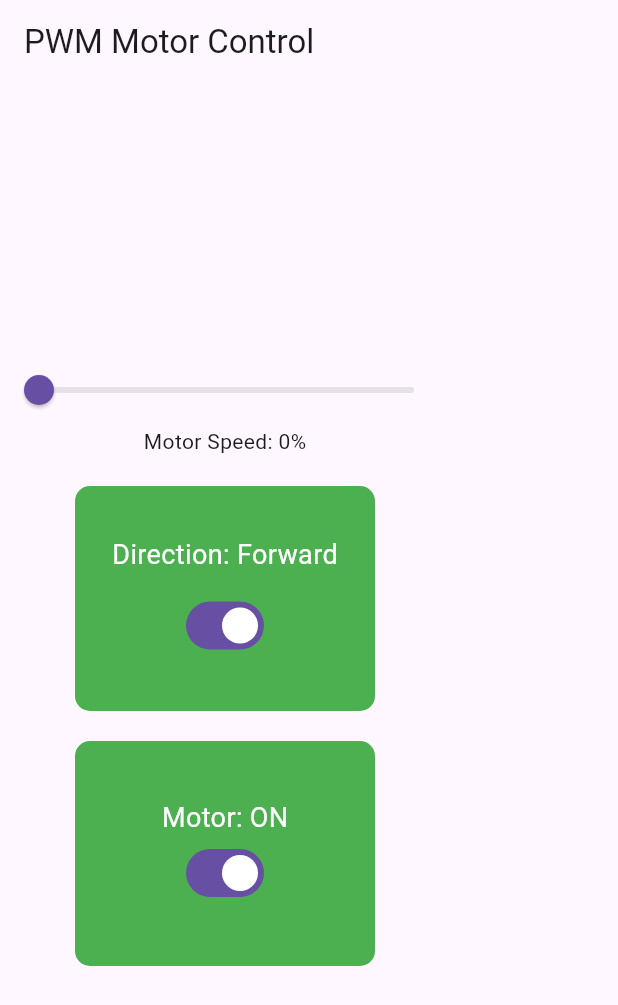
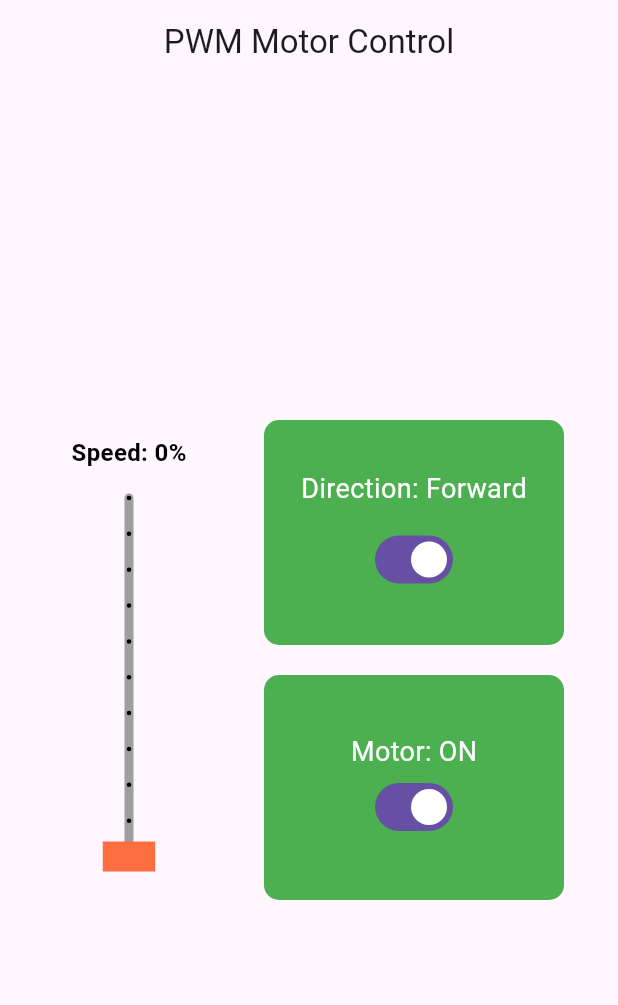
Before and after one commit to AllyTechEngineering/pwm_motor_control, a Flutter app: the screen it shows after launch, on a phone screen of 412 x 824 dp. Shown: the top 1005 px of the screen. Run offline on Flutter 3.47's test engine with Material 3 defaults, Android fonts, the phone set to English and light mode, and no system bars; our stand-ins replace bloc, equatable, flutter_bloc; missing offline and left inert: dart_periphery.

Commit message:
Added a custom thumb shape for the slider and other UI adjustments

```diff
--- a/lib/screens/home_screen.dart
+++ b/lib/screens/home_screen.dart
@@ -14,17 +14,40 @@ class HomeScreen extends StatelessWidget {
     return BlocProvider(
       create: (context) => PwmMotorCubit(PwmMotorService()),
       child: Scaffold(
-        appBar: AppBar(title: const Text('PWM Motor Control')),
-        body: Column(
-          crossAxisAlignment: CrossAxisAlignment.center,
-          mainAxisAlignment: MainAxisAlignment.center,
-          children: [
-            PwmMotorSpeedSlider(),
-            SizedBox(height: 20),
-            const PwmMotorDirectionSwitch(),
-            SizedBox(height: 20),
-            PwmMotorToggleSwitch(),
-          ],
+        appBar: AppBar(
+          title: const Text('PWM Motor Control'),
+          centerTitle: true,
+        ),
+        body: Center(
+          child: SizedBox(
+            width: 600, // Keep UI centered and constrained
+            child: Row(
+              mainAxisAlignment: MainAxisAlignment.center,
+              crossAxisAlignment: CrossAxisAlignment.center,
+              children: [
+                // Vertical PWM Speed Slider (Left Side) with increased height
+                SizedBox(
+                  width: 100.0, // Keep slider narrow
+                  height: 300.0, // Match the combined switch height
+                  child: const PwmMotorSpeedSlider(vertical: true),
+                ),
+
+                // Space between slider and switches
+                const SizedBox(width: 40),
+
+                // Column for Direction and Power Switches (Right Side)
+                Column(
+                  mainAxisSize: MainAxisSize.min,
+                  mainAxisAlignment: MainAxisAlignment.center,
+                  children: const [
+                    PwmMotorDirectionSwitch(),
+                    SizedBox(height: 20),
+                    PwmMotorToggleSwitch(),
+                  ],
+                ),
+              ],
+            ),
+          ),
         ),
       ),
     );
--- a/lib/widgets/pwm_motor_speed_slider.dart
+++ b/lib/widgets/pwm_motor_speed_slider.dart
@@ -1,31 +1,62 @@
 import 'package:flutter/material.dart';
 import 'package:flutter_bloc/flutter_bloc.dart';
 import 'package:pwm_motor_control/bloc/pwm_motor_cubit/pwm_motor_cubit.dart';
+import 'package:pwm_motor_control/widgets/rectangular_slider_thumb_shape.dart';
 
 class PwmMotorSpeedSlider extends StatelessWidget {
-  const PwmMotorSpeedSlider({super.key});
+  final bool vertical;
+
+  const PwmMotorSpeedSlider({super.key, this.vertical = false});
 
   @override
   Widget build(BuildContext context) {
     return BlocBuilder<PwmMotorCubit, PwmMotorState>(
       builder: (context, state) {
-        return Column(
+        return SizedBox(
+          height: 300, // Ensures full height is used
+          child: Column(
+            crossAxisAlignment: CrossAxisAlignment.center,
+            mainAxisAlignment: MainAxisAlignment.center,
             children: [
-            SizedBox(
-              width: 300,
+              Text(
+                'Speed: ${state.motorSpeed}%',
+                style: const TextStyle(fontSize: 16, color: Colors.black, fontWeight: FontWeight.bold),
+              ),
+
+              Expanded( // Allows the slider to expand fully
+                child: SliderTheme(
+                  data: SliderTheme.of(context).copyWith(
+                    trackHeight: 6, // Thicker track
+                    // thumbShape: const RoundSliderThumbShape(enabledThumbRadius: 10),
+                     thumbShape: const RectangularSliderThumbShape(),
+                    overlayShape: const RoundSliderOverlayShape(overlayRadius: 16),
+                    tickMarkShape: const RoundSliderTickMarkShape(),
+                    activeTickMarkColor: Colors.white,
+                    inactiveTickMarkColor: Colors.black,
+                    showValueIndicator: ShowValueIndicator.always,
+                    valueIndicatorColor: Colors.blueGrey,
+                    inactiveTrackColor: Colors.grey,
+                    activeTrackColor: Colors.blueGrey,
+                    thumbColor: Colors.deepOrangeAccent,
+                    valueIndicatorTextStyle: const TextStyle(color: Colors.white),
+                  ),
+                  child: RotatedBox(
+                    quarterTurns: vertical ? 3 : 0, // Rotate slider vertically
                     child: Slider(
                       value: state.motorSpeed.toDouble(),
                       min: 0,
                       max: 100,
-                divisions: 100,
-                label: 'Motor Dutycycle: ${state.motorSpeed}%',
+                      divisions: 10, // Add tick marks (10 steps)
+                      label: '${state.motorSpeed}%', // Display percentage
                       onChanged: (value) {
                         context.read<PwmMotorCubit>().updateMotorSpeed(value.toInt());
                       },
                     ),
                   ),
-            Text('Motor Speed: ${state.motorSpeed}%'),
+                ),
+              ),
             ],
+          ),
         );
       },
     );
--- /dev/null
+++ b/lib/widgets/rectangular_slider_thumb_shape.dart
@@ -0,0 +1,46 @@
+import 'package:flutter/material.dart';
+
+class RectangularSliderThumbShape extends SliderComponentShape {
+  final double thumbWidth;
+  final double thumbHeight;
+
+  const RectangularSliderThumbShape({
+    this.thumbWidth = 20.0, // Width of the thumb in horizontal orientation
+    this.thumbHeight = 35.0, // Height of the thumb in horizontal orientation
+  });
+
+  @override
+  Size getPreferredSize(bool isEnabled, bool isDiscrete) {
+    return Size(thumbWidth, thumbHeight);
+  }
+
+  @override
+  void paint(
+    PaintingContext context,
+    Offset center, {
+    required Animation<double> activationAnimation,
+    required Animation<double> enableAnimation,
+    required bool isDiscrete,
+    required TextPainter labelPainter,
+    required RenderBox parentBox,
+    required SliderThemeData sliderTheme,
+    required TextDirection textDirection,
+    required double value,
+    required double textScaleFactor,
+    required Size sizeWithOverflow,
+  }) {
+    final Canvas canvas = context.canvas;
+    final Paint paint =
+        Paint()
+          ..color = sliderTheme.thumbColor ?? Colors.grey
+          ..style = PaintingStyle.fill;
+
+    final Rect thumbRect = Rect.fromCenter(
+      center: center,
+      width: thumbWidth,
+      height: thumbHeight,
+    );
+
+    canvas.drawRect(thumbRect, paint);
+  }
+}
```
Lines whose indentation alone changed are shown as unchanged.
